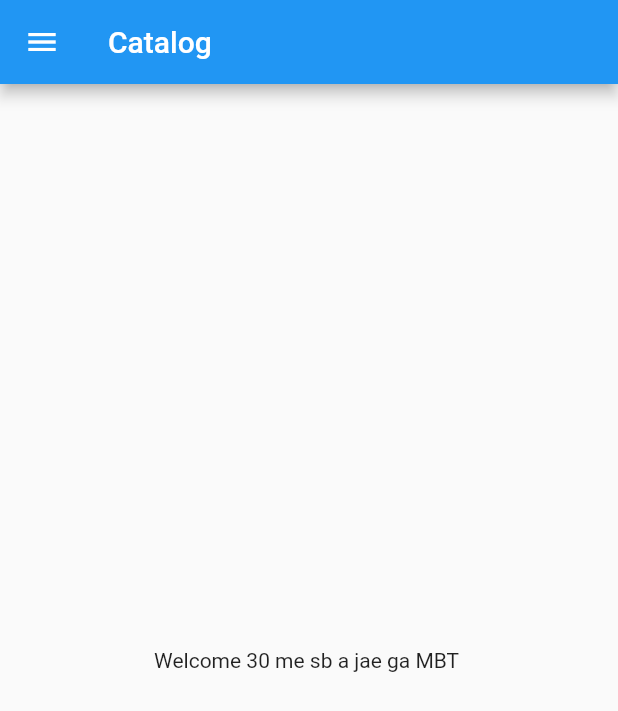
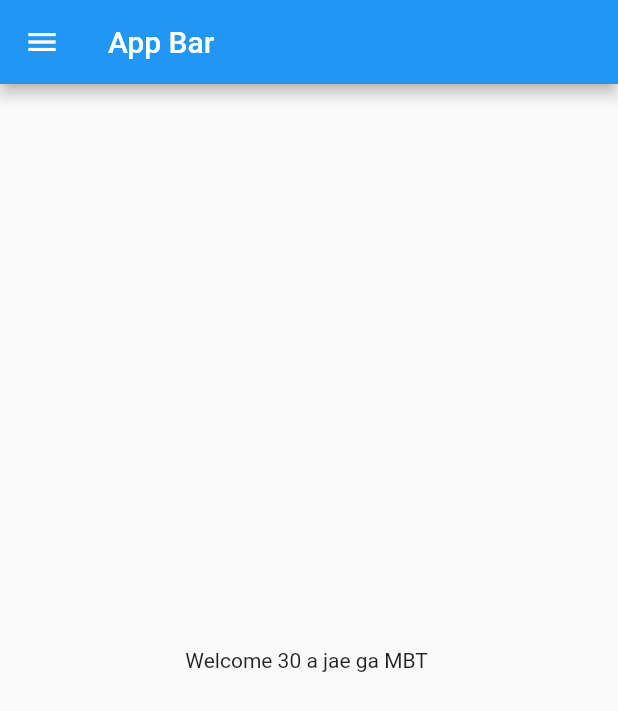
Before and after one commit to MBinTahir/30DaysOfFlutter, a Flutter app: the screen it shows after launch, on a phone screen of 412 x 824 dp. Shown: the top 711 px of the screen. Run offline on Flutter 3.47's test engine with Material 2 defaults, Android fonts, the phone set to English and light mode, and no system bars.

Commit message:
Day 3 completed

```diff
--- a/lib/home_page.dart
+++ /dev/null
@@ -1,23 +0,0 @@
-import 'package:flutter/material.dart';
-
-class HomePage extends StatelessWidget {
-  final int days = 30;
-  final String name = "MBT";
-
-  @override
-  Widget build(BuildContext context) {
-    return MaterialApp(
-      home: Scaffold(
-        appBar: AppBar(
-          title: Text("Catalog"),
-        ),
-        body: Center(
-          child: Container(
-            child: Text("Welcome $days me sb a jae ga $name "),
-          ),
-        ),
-        drawer: Drawer(),
-      ),
-    );
-  }
-}
--- /dev/null
+++ b/lib/login_page.dart
@@ -0,0 +1,20 @@
+import 'package:flutter/material.dart';
+
+class LoginPage extends StatelessWidget {
+  const LoginPage({Key? key}) : super(key: key);
+
+  @override
+  Widget build(BuildContext context) {
+    return const Material(
+        child: Center(
+      child: Text(
+        "Login Page",
+        style: TextStyle(
+          fontSize: 20,
+          color: Colors.blue,
+          fontWeight: FontWeight.bold,
+        ),
+      ),
+    ));
+  }
+}
--- a/lib/main.dart
+++ b/lib/main.dart
@@ -1,18 +1,27 @@
 import 'package:flutter/material.dart';
-
-import 'home_page.dart';
+import 'package:flutter_catalog/login_page.dart';
+import 'pages/home_page.dart';
 
 void main() {
-  runApp(MyApp());
+  runApp(const MyApp());
 }
 
-class MyApp extends StatelessWidget
-{
+class MyApp extends StatelessWidget {
+  const MyApp({Key? key}) : super(key: key);
+
   @override
-  Widget build(BuildContext context)
-  {
+  Widget build(BuildContext context) {
     return MaterialApp(
-      home: HomePage(),
+      //home: HomePage(),
+      themeMode: ThemeMode.light,
+      theme: ThemeData(primarySwatch: Colors.grey),
+      darkTheme: ThemeData(brightness: Brightness.dark),
+      initialRoute: "/home",
+      routes: {
+        "/": (context) => const LoginPage(),
+        "/home": (context) => const HomePage(),
+        "login": (context) => const LoginPage(),
+      },
     );
   }
 }
--- /dev/null
+++ b/lib/pages/home_page.dart
@@ -0,0 +1,29 @@
+import 'package:flutter/material.dart';
+
+class HomePage extends StatefulWidget {
+  const HomePage({Key? key}) : super(key: key);
+
+  @override
+  State<HomePage> createState() => _HomePageState();
+}
+
+class _HomePageState extends State<HomePage> {
+  final int days = 30;
+
+  final String name = "MBT";
+
+  @override
+  Widget build(BuildContext context) {
+    return MaterialApp(
+      home: Scaffold(
+        appBar: AppBar(
+          title: const Text("App Bar"),
+        ),
+        body: Center(
+          child: Text("Welcome $days a jae ga $name "),
+        ),
+        drawer: const Drawer(),
+      ),
+    );
+  }
+}
```
